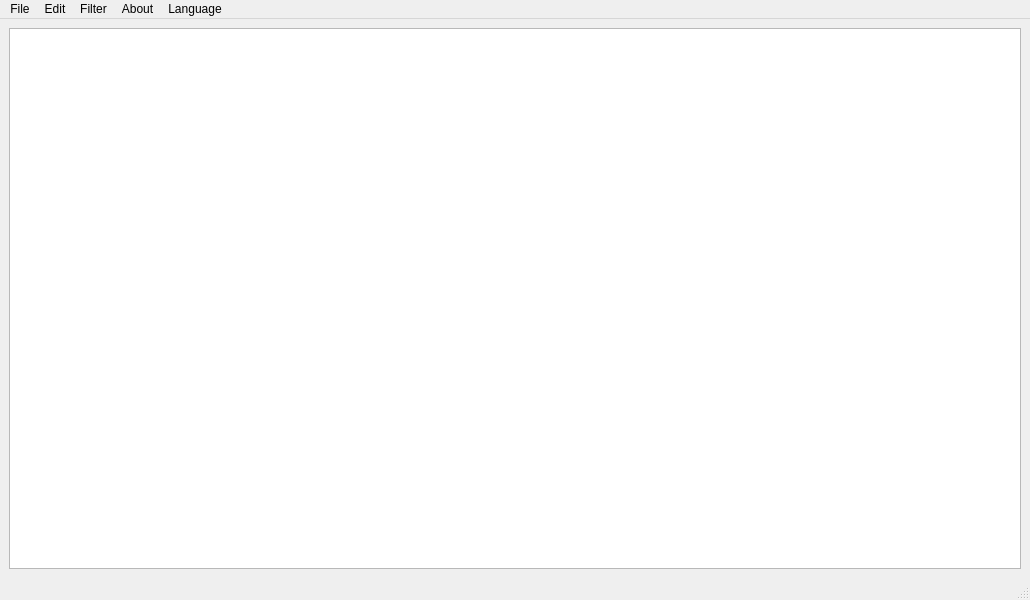
sanya-bogatyirev-04/cw-products, file mainwindow.ui: the form before one commit.
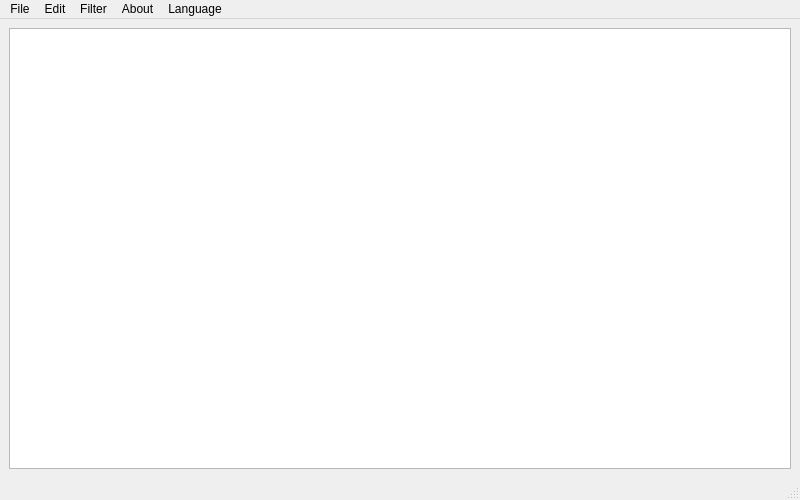
The form after the commit. Icons and pictures are not drawn.

Patch:
```diff
--- a/mainwindow.ui
+++ b/mainwindow.ui
@@ -6,8 +6,8 @@
    <rect>
     <x>0</x>
     <y>0</y>
-    <width>1030</width>
-    <height>600</height>
+    <width>800</width>
+    <height>500</height>
    </rect>
   </property>
   <property name="sizePolicy">
@@ -18,8 +18,14 @@
   </property>
   <property name="minimumSize">
    <size>
-    <width>950</width>
-    <height>250</height>
+    <width>800</width>
+    <height>500</height>
+   </size>
+  </property>
+  <property name="maximumSize">
+   <size>
+    <width>800</width>
+    <height>500</height>
    </size>
   </property>
   <property name="windowTitle">
@@ -29,6 +35,12 @@
    <layout class="QVBoxLayout" name="verticalLayout">
     <item>
      <widget class="QTableView" name="tableView">
+      <property name="sizePolicy">
+       <sizepolicy hsizetype="Minimum" vsizetype="Minimum">
+        <horstretch>0</horstretch>
+        <verstretch>0</verstretch>
+       </sizepolicy>
+      </property>
       <property name="editTriggers">
        <set>QAbstractItemView::EditTrigger::AnyKeyPressed|QAbstractItemView::EditTrigger::DoubleClicked|QAbstractItemView::EditTrigger::EditKeyPressed</set>
       </property>
@@ -62,7 +74,7 @@
     <rect>
      <x>0</x>
      <y>0</y>
-     <width>1030</width>
+     <width>800</width>
      <height>25</height>
     </rect>
    </property>
```
